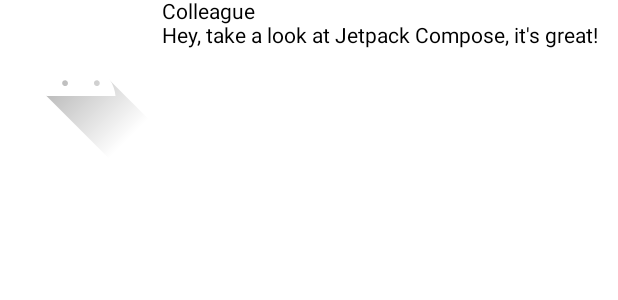
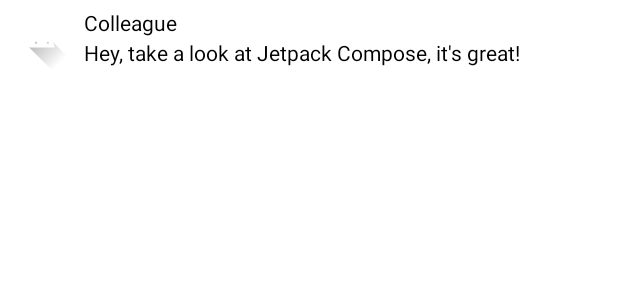
Before and after one commit to kutta97/Android-Compose-Codelab-Study, an Android app built with Jetpack Compose: the @Preview function PreviewMessageCard, on a phone screen of 412 x 824 dp. Shown: the top 300 px of the screen. Run offline under Robolectric (Android 15) with nearby library versions, the phone set to English and light mode, and no system bars.

Commit message:
레이아웃 구성

```diff
--- a/app/src/main/java/com/example/myapplication/MainActivity.kt
+++ b/app/src/main/java/com/example/myapplication/MainActivity.kt
@@ -4,14 +4,17 @@ import android.os.Bundle
 import androidx.activity.ComponentActivity
 import androidx.activity.compose.setContent
 import androidx.compose.foundation.Image
-import androidx.compose.foundation.layout.Column
-import androidx.compose.foundation.layout.Row
+import androidx.compose.foundation.layout.*
+import androidx.compose.foundation.shape.CircleShape
 import androidx.compose.material.MaterialTheme
 import androidx.compose.material.Surface
 import androidx.compose.material.Text
 import androidx.compose.runtime.Composable
+import androidx.compose.ui.Modifier
+import androidx.compose.ui.draw.clip
 import androidx.compose.ui.res.painterResource
 import androidx.compose.ui.tooling.preview.Preview
+import androidx.compose.ui.unit.dp
 import com.example.myapplication.ui.theme.MyApplicationTheme
 
 class MainActivity : ComponentActivity() {
@@ -27,13 +30,25 @@ data class Message(val author: String, val body: String)
 
 @Composable
 fun MessageCard(msg: Message) {
-    Row {
+    // Add padding around message
+    Row(modifier = Modifier.padding(all = 8.dp)) {
         Image(
             painter = painterResource(R.drawable.ic_launcher_foreground),
-            contentDescription = "Contact profile picture"
+            contentDescription = "Contact profile picture",
+            modifier = Modifier
+                // Set image size to 40dp
+                .size(40.dp)
+                // Clip image to be shaped as a circle
+                .clip(CircleShape)
         )
+
+        // Add a horizontal space between the image and the column
+        Spacer(modifier = Modifier.width(8.dp))
+
         Column {
             Text(text = msg.author)
+            // Add a vertical space between the author and message text
+            Spacer(modifier = Modifier.height(4.dp))
             Text(text = msg.body)
         }
     }
```
